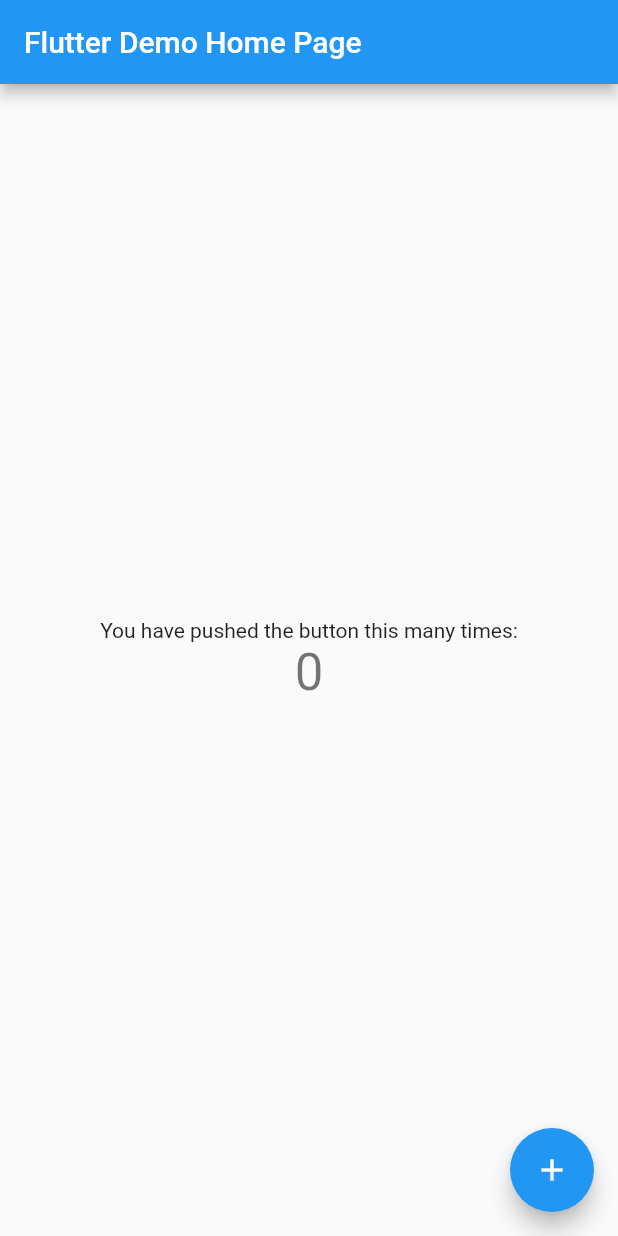
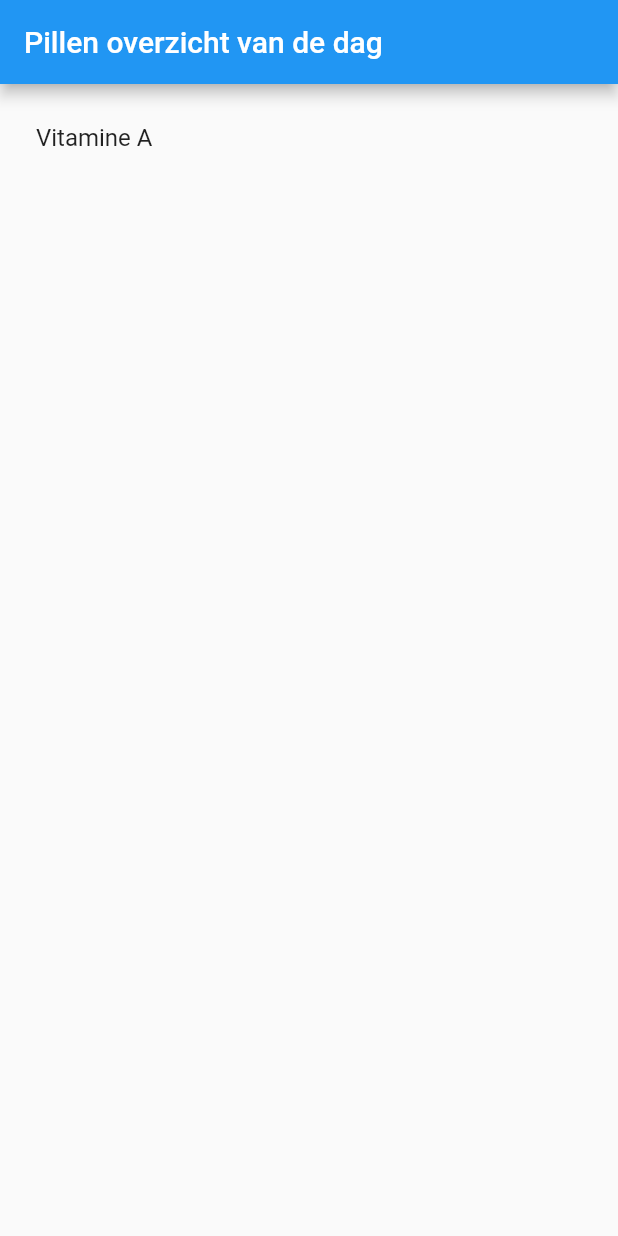
Before and after one commit to YolaLilian/Pillcase, a Flutter app: the screen it shows after launch, on a phone screen of 412 x 824 dp. Run offline on Flutter 3.47's test engine with Material 2 defaults, Android fonts, the phone set to English and light mode, and no system bars.

Commit message:
Add flow

```diff
--- a/lib/main.dart
+++ b/lib/main.dart
@@ -1,115 +1,24 @@
 import 'package:flutter/material.dart';
+import 'package:pill_case/screens/home_screen.dart';
+import 'package:pill_case/view_models/pill_list_view_model.dart';
+import 'package:provider/provider.dart';
 
-void main() {
-  runApp(const MyApp());
-}
+void main() => runApp(MyApp());
 
 class MyApp extends StatelessWidget {
-  const MyApp({Key? key}) : super(key: key);
-
   // This widget is the root of your application.
   @override
   Widget build(BuildContext context) {
     return MaterialApp(
-      title: 'Flutter Demo',
-      theme: ThemeData(
-        // This is the theme of your application.
-        //
-        // Try running your application with "flutter run". You'll see the
-        // application has a blue toolbar. Then, without quitting the app, try
-        // changing the primarySwatch below to Colors.green and then invoke
-        // "hot reload" (press "r" in the console where you ran "flutter run",
-        // or simply save your changes to "hot reload" in a Flutter IDE).
-        // Notice that the counter didn't reset back to zero; the application
-        // is not restarted.
-        primarySwatch: Colors.blue,
-      ),
-      home: const MyHomePage(title: 'Flutter Demo Home Page'),
-    );
+        debugShowCheckedModeBanner: false,
+        title: 'Pills',
+        home: MultiProvider(
+          providers: [
+            ChangeNotifierProvider(
+              create: (_) => PillListViewModel(),
+            )
+          ],
+          child: HomeScreen(),
+        ));
   }
 }
-
-class MyHomePage extends StatefulWidget {
-  const MyHomePage({Key? key, required this.title}) : super(key: key);
-
-  // This widget is the home page of your application. It is stateful, meaning
-  // that it has a State object (defined below) that contains fields that affect
-  // how it looks.
-
-  // This class is the configuration for the state. It holds the values (in this
-  // case the title) provided by the parent (in this case the App widget) and
-  // used by the build method of the State. Fields in a Widget subclass are
-  // always marked "final".
-
-  final String title;
-
-  @override
-  State<MyHomePage> createState() => _MyHomePageState();
-}
-
-class _MyHomePageState extends State<MyHomePage> {
-  int _counter = 0;
-
-  void _incrementCounter() {
-    setState(() {
-      // This call to setState tells the Flutter framework that something has
-      // changed in this State, which causes it to rerun the build method below
-      // so that the display can reflect the updated values. If we changed
-      // _counter without calling setState(), then the build method would not be
-      // called again, and so nothing would appear to happen.
-      _counter++;
-    });
-  }
-
-  @override
-  Widget build(BuildContext context) {
-    // This method is rerun every time setState is called, for instance as done
-    // by the _incrementCounter method above.
-    //
-    // The Flutter framework has been optimized to make rerunning build methods
-    // fast, so that you can just rebuild anything that needs updating rather
-    // than having to individually change instances of widgets.
-    return Scaffold(
-      appBar: AppBar(
-        // Here we take the value from the MyHomePage object that was created by
-        // the App.build method, and use it to set our appbar title.
-        title: Text(widget.title),
-      ),
-      body: Center(
-        // Center is a layout widget. It takes a single child and positions it
-        // in the middle of the parent.
-        child: Column(
-          // Column is also a layout widget. It takes a list of children and
-          // arranges them vertically. By default, it sizes itself to fit its
-          // children horizontally, and tries to be as tall as its parent.
-          //
-          // Invoke "debug painting" (press "p" in the console, choose the
-          // "Toggle Debug Paint" action from the Flutter Inspector in Android
-          // Studio, or the "Toggle Debug Paint" command in Visual Studio Code)
-          // to see the wireframe for each widget.
-          //
-          // Column has various properties to control how it sizes itself and
-          // how it positions its children. Here we use mainAxisAlignment to
-          // center the children vertically; the main axis here is the vertical
-          // axis because Columns are vertical (the cross axis would be
-          // horizontal).
-          mainAxisAlignment: MainAxisAlignment.center,
-          children: <Widget>[
-            const Text(
-              'You have pushed the button this many times:',
-            ),
-            Text(
-              '$_counter',
-              style: Theme.of(context).textTheme.headline4,
-            ),
-          ],
-        ),
-      ),
-      floatingActionButton: FloatingActionButton(
-        onPressed: _incrementCounter,
-        tooltip: 'Increment',
-        child: const Icon(Icons.add),
-      ), // This trailing comma makes auto-formatting nicer for build methods.
-    );
-  }
-}
--- a/lib/models/pill_model.dart
+++ b/lib/models/pill_model.dart
@@ -0,0 +1,6 @@
+class Pill {
+  String name;
+  String time;
+
+  Pill({required this.name, required this.time});
+}
--- a/lib/screens/home_screen.dart
+++ b/lib/screens/home_screen.dart
@@ -0,0 +1,37 @@
+import 'package:flutter/material.dart';
+import 'package:pill_case/view_models/pill_list_view_model.dart';
+import 'package:provider/provider.dart';
+
+class HomeScreen extends StatefulWidget {
+  @override
+  _HomeScreenState createState() => _HomeScreenState();
+}
+
+class _HomeScreenState extends State<HomeScreen> {
+  @override
+  void initState() {
+    super.initState();
+    Provider.of<PillListViewModel>(context, listen: false)
+        .retrievePillViewModels();
+  }
+
+  Widget _buildList(PillListViewModel pill_list_view_model) {
+    return ListView(
+      padding: const EdgeInsets.all(8),
+      children: <Widget>[
+        ListTile(title: Text(pill_list_view_model.pillViewModels[0].name)),
+      ],
+    );
+  }
+
+  @override
+  Widget build(BuildContext context) {
+    var pill_list_view_model = Provider.of<PillListViewModel>(context);
+    return Scaffold(
+      appBar: AppBar(
+        title: const Text('Pillen overzicht van de dag'),
+      ),
+      body: _buildList(pill_list_view_model),
+    );
+  }
+}
--- a/lib/services/firestore_service.dart
+++ b/lib/services/firestore_service.dart
@@ -0,0 +1,8 @@
+import 'package:pill_case/models/pill_model.dart';
+
+class FirestoreService {
+  List getPills() => [
+        Pill(name: 'Vitamine A', time: "13:00"),
+        Pill(name: 'Vitamine B', time: "16:00")
+      ];
+}
--- a/lib/view_models/pill_list_view_model.dart
+++ b/lib/view_models/pill_list_view_model.dart
@@ -0,0 +1,13 @@
+import 'package:flutter/material.dart';
+import 'package:pill_case/services/firestore_service.dart';
+import 'package:pill_case/models/pill_model.dart';
+import 'package:pill_case/view_models/pill_view_model.dart';
+
+class PillListViewModel with ChangeNotifier {
+  List<PillViewModel> pillViewModels = [];
+
+  void retrievePillViewModels() {
+    List pills = FirestoreService().getPills();
+    pillViewModels = pills.map((pill) => PillViewModel(pill: pill)).toList();
+  }
+}
--- a/lib/view_models/pill_view_model.dart
+++ b/lib/view_models/pill_view_model.dart
@@ -0,0 +1,15 @@
+import 'package:pill_case/models/pill_model.dart';
+
+class PillViewModel {
+  Pill _pill;
+
+  PillViewModel({required Pill pill}) : _pill = pill;
+
+  String get name {
+    return _pill.name;
+  }
+
+  String get time {
+    return _pill.time;
+  }
+}
--- a/pubspec.yaml
+++ b/pubspec.yaml
@@ -29,6 +29,9 @@
 dependencies:
   flutter:
     sdk: flutter
+  provider: ^6.0.1
+  firebase_core: ^1.10.5
+
 
 
   # The following adds the Cupertino Icons font to your application.
```
Also changed, not shown: pubspec.lock, 2 other files.
